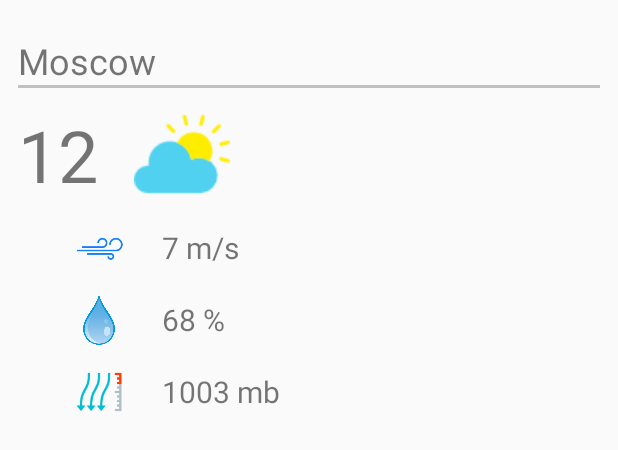
After one commit to golovojop/aq2_weather, an Android app: the layout city_forecast_fragment.xml on its own in the app's theme, with its tools: preview values and no code run, on a phone screen of 412 x 824 dp. The commit adds this screen. Shown: the top 450 px of the screen. Run offline under Robolectric (Android 15) with nearby library versions, the phone set to English and light mode, and no system bars.

Commit message:
Добавил ресурсы для работы с фрагментами

```diff
--- /dev/null
+++ b/jApp/src/main/res/layout/city_forecast_fragment.xml
@@ -0,0 +1,119 @@
+<?xml version="1.0" encoding="utf-8"?>
+<LinearLayout
+    xmlns:android="http://schemas.android.com/apk/res/android"
+    xmlns:tools="http://schemas.android.com/tools"
+    android:layout_width="match_parent"
+    android:layout_height="match_parent"
+    android:layout_marginTop="@dimen/topMargin"
+    android:orientation="vertical"
+    tools:context=".ui.ForecastActivity">
+    <TextView
+        android:id="@+id/tv_city"
+        android:layout_width="wrap_content"
+        android:layout_height="wrap_content"
+        android:layout_marginStart="@dimen/leftMargin"
+        android:layout_gravity="left"
+        android:layout_marginTop="12dp"
+        android:textSize="24sp"
+        tools:text="@string/toolCity"/>
+    <View
+        android:layout_width="fill_parent"
+        android:layout_height="2dp"
+        android:layout_marginStart="@dimen/leftMargin"
+        android:layout_marginEnd="@dimen/endMargin"
+        android:background="#c0c0c0"/>
+
+    <LinearLayout
+        android:layout_width="match_parent"
+        android:layout_height="wrap_content"
+        android:layout_marginTop="@dimen/topMargin"
+        android:orientation="horizontal">
+        <TextView
+            android:id="@+id/tv_temperature"
+            android:layout_width="wrap_content"
+            android:layout_height="wrap_content"
+            android:textAlignment="gravity"
+            android:layout_gravity="bottom"
+            android:layout_marginStart="@dimen/leftMargin"
+            android:layout_marginEnd="@dimen/endMargin"
+            android:textSize="@dimen/celsius"
+            tools:text="@string/toolTemperature"/>
+        <ImageView
+            android:id="@+id/iv_sky"
+            android:layout_width="@dimen/imgWidth"
+            android:layout_height="@dimen/imgHeight"
+            android:layout_marginStart="@dimen/leftMargin"
+            android:layout_marginEnd="@dimen/endMargin"
+            tools:src="@drawable/sun"/>
+    </LinearLayout>
+    <LinearLayout
+        android:layout_width="match_parent"
+        android:layout_height="wrap_content"
+        android:layout_marginTop="@dimen/topMargin"
+        android:orientation="horizontal">
+        <ImageView
+            android:layout_width="@dimen/iconSize"
+            android:layout_height="@dimen/iconSize"
+            android:layout_gravity="center_vertical"
+            android:layout_marginStart="@dimen/iconStartMargin"
+            android:layout_marginEnd="@dimen/endMargin"
+            android:src="@drawable/icon_wind"/>
+        <TextView
+            android:id="@+id/tv_wind"
+            android:layout_width="wrap_content"
+            android:layout_height="wrap_content"
+            android:layout_gravity="center_vertical"
+            android:gravity="start"
+            android:layout_marginStart="@dimen/leftMargin"
+            android:layout_marginEnd="@dimen/endMargin"
+            android:textSize="20sp"
+            tools:text="7 m/s"/>
+    </LinearLayout>
+    <LinearLayout
+        android:layout_width="match_parent"
+        android:layout_height="wrap_content"
+        android:layout_marginTop="@dimen/topMargin"
+        android:orientation="horizontal">
+        <ImageView
+            android:layout_width="@dimen/iconSize"
+            android:layout_height="@dimen/iconSize"
+            android:layout_gravity="center_vertical"
+            android:layout_marginStart="@dimen/iconStartMargin"
+            android:layout_marginEnd="@dimen/endMargin"
+            android:src="@drawable/icon_humidity"/>
+        <TextView
+            android:id="@+id/tv_humidity"
+            android:layout_width="wrap_content"
+            android:layout_height="wrap_content"
+            android:layout_gravity="center_vertical"
+            android:gravity="start"
+            android:layout_marginStart="@dimen/leftMargin"
+            android:layout_marginEnd="@dimen/endMargin"
+            android:textSize="20sp"
+            tools:text="68 %"/>
+    </LinearLayout>
+    <LinearLayout
+        android:layout_width="match_parent"
+        android:layout_height="wrap_content"
+        android:layout_marginTop="@dimen/topMargin"
+        android:orientation="horizontal">
+        <ImageView
+            android:layout_width="@dimen/iconSize"
+            android:layout_height="@dimen/iconSize"
+            android:layout_gravity="center_vertical"
+            android:layout_marginStart="@dimen/iconStartMargin"
+            android:layout_marginEnd="@dimen/endMargin"
+            android:src="@drawable/icon_pressure2"/>
+        <TextView
+            android:id="@+id/tv_pressure"
+            android:layout_width="wrap_content"
+            android:layout_height="wrap_content"
+            android:layout_gravity="center_vertical"
+            android:gravity="start"
+            android:layout_marginStart="@dimen/leftMargin"
+            android:layout_marginEnd="@dimen/endMargin"
+            android:textSize="20sp"
+            tools:text="1003 mb"/>
+    </LinearLayout>
+
+</LinearLayout>
```
Also changed, not shown: jApp/src/main/res/layout-land/activity_main_fr.xml (added, +16 -0 lines), jApp/src/main/res/layout/activity_forecast_fr.xml (added, +11 -0 lines), jApp/src/main/res/layout/activity_main_fr.xml (added, +10 -0 lines), jApp/src/main/res/layout/cities_list_fragment.xml (added, +15 -0 lines), jApp/src/main/res/values/strings.xml (+10 -0 lines), 1 other file.
